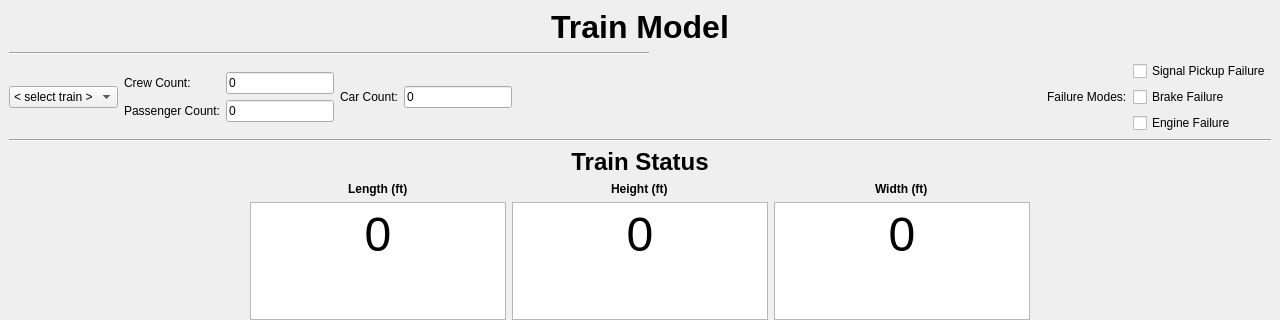
This is Modules/Train_Model/Frontend/Train_Model_UI.ui in keshavshankar08/ECE1140 as Qt 5 draws it before an edit; both pictures show x 0 to 1280 and y 0 to 320 of the 1280 by 720 pixel window. The edited form follows.
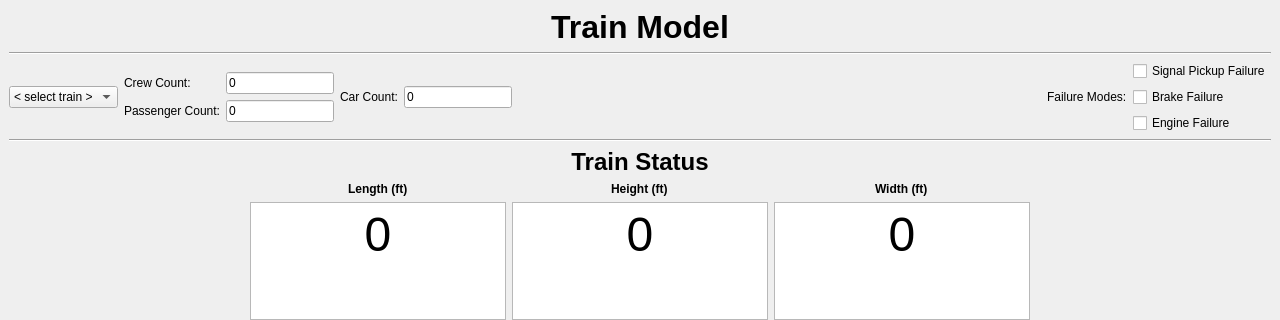
This is the edited form.

Commit message: #60 train model UI changes

```diff
--- a/Modules/Train_Model/Frontend/Train_Model_UI.ui
+++ b/Modules/Train_Model/Frontend/Train_Model_UI.ui
@@ -38,12 +38,6 @@
     </item>
     <item>
      <widget class="Line" name="line_4">
-      <property name="maximumSize">
-       <size>
-        <width>640</width>
-        <height>480</height>
-       </size>
-      </property>
       <property name="orientation">
        <enum>Qt::Horizontal</enum>
       </property>
```
The commit also changes 2 other files.
